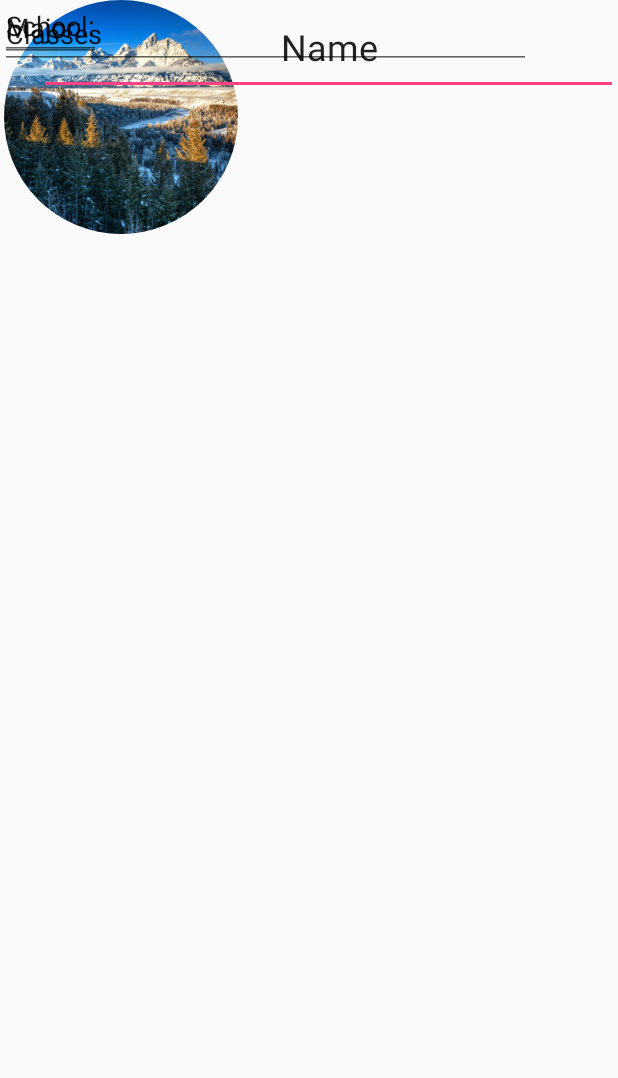
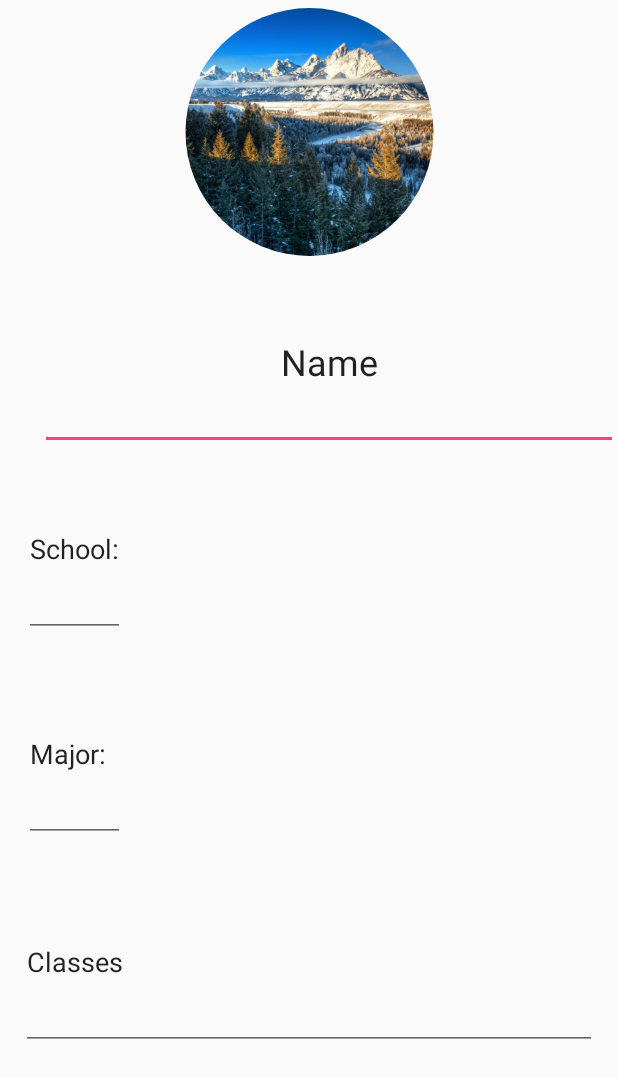
Before and after one commit to Amuff1n/Study-Buddy, an Android app: the layout content_profile.xml on its own in the app's theme, with its tools: preview values and no code run, on a phone screen of 412 x 824 dp. Shown: the top 1078 px of the screen. Run offline under Robolectric (Android 15) with nearby library versions, the phone set to English and light mode, and no system bars.

Commit message:
Dynamic profile loading from user info

```diff
--- a/app/src/main/java/com/studybuddy/studybuddy/ProfileActivity.java
+++ b/app/src/main/java/com/studybuddy/studybuddy/ProfileActivity.java
@@ -1,13 +1,19 @@
 package com.studybuddy.studybuddy;
 
+import android.content.Intent;
 import android.os.Bundle;
-import android.support.design.widget.FloatingActionButton;
-import android.support.design.widget.Snackbar;
 import android.support.v7.app.AppCompatActivity;
 import android.support.v7.widget.Toolbar;
-import android.view.View;
+import android.widget.TextView;
+
+import com.google.firebase.auth.FirebaseAuth;
+import com.google.firebase.auth.FirebaseUser;
+
 
 public class ProfileActivity extends AppCompatActivity {
+    private FirebaseAuth mAuth;
+    private TextView mEmailTextView;
+    private TextView mUidTextView;
 
     @Override
     protected void onCreate(Bundle savedInstanceState) {
@@ -15,6 +21,25 @@ public class ProfileActivity extends AppCompatActivity {
         setContentView(R.layout.activity_profile);
         Toolbar toolbar = (Toolbar) findViewById(R.id.toolbar);
         setSupportActionBar(toolbar);
+
+        mAuth = FirebaseAuth.getInstance();
+        if(mAuth.getCurrentUser() != null) {
+            startActivity(new Intent(getApplicationContext(), Home.class));
+            finish();
+        }
+
+        //TODO currently these textviews show incorrect demo information
+        mEmailTextView = findViewById(R.id.profile_name);
+        mUidTextView = findViewById(R.id.profile_classes);
+    }  // void onCreate()
+
+    private void updateUI(FirebaseUser user) {
+        if(user != null) {
+            mEmailTextView.setText(getString(R.string.firebase_status_fmt, user.getEmail()));
+            mUidTextView.setText(getString(R.string.firebase_status_fmt, user.getUid()));
+        }
+        else {
+            mEmailTextView.setText("Nobody's logged in!");
+        }
     }
-
-}
+}  // class ProfileActivity
--- a/app/src/main/res/layout/content_profile.xml
+++ b/app/src/main/res/layout/content_profile.xml
@@ -9,52 +9,84 @@
     tools:showIn="@layout/activity_profile">
 
     <de.hdodenhof.circleimageview.CircleImageView
-        android:id="@+id/imageView"
-        android:layout_width="161dp"
-        android:layout_height="156dp"
+        android:id="@+id/profile_image"
+        android:layout_width="203dp"
+        android:layout_height="165dp"
+        android:layout_marginBottom="12dp"
+        android:layout_marginTop="5dp"
         android:src="@drawable/ansel_adams_snake_river_grand"
-        tools:layout_editor_absoluteX="112dp"
-        tools:layout_editor_absoluteY="5dp" />
+        app:layout_constraintBottom_toTopOf="@+id/profile_name"
+        app:layout_constraintEnd_toEndOf="parent"
+        app:layout_constraintStart_toStartOf="parent"
+        app:layout_constraintTop_toTopOf="parent" />
 
     <EditText
-        android:id="@+id/editText"
+        android:id="@+id/profile_name"
         android:layout_width="385dp"
-        android:layout_height="63dp"
+        android:layout_height="0dp"
+        android:layout_marginBottom="8dp"
         android:ems="10"
         android:inputType="textPersonName"
         android:text="@string/profile_label_name"
         android:textAlignment="center"
         android:textAppearance="@style/TextAppearance.AppCompat.Headline"
+        app:layout_constraintBottom_toTopOf="@+id/profile_school"
         app:layout_constraintEnd_toEndOf="parent"
-        tools:layout_editor_absoluteY="173dp" />
+        app:layout_constraintTop_toBottomOf="@+id/profile_image" />
 
     <EditText
-        android:id="@+id/editText2"
-        android:layout_width="67dp"
-        android:layout_height="40dp"
+        android:id="@+id/profile_school"
+        android:layout_width="0dp"
+        android:layout_height="0dp"
+        android:layout_marginBottom="19dp"
         android:ems="10"
         android:inputType="textPersonName"
         android:text="@string/profile_label_school"
-        tools:layout_editor_absoluteX="16dp"
-        tools:layout_editor_absoluteY="244dp" />
+        app:layout_constraintBottom_toTopOf="@+id/profile_major"
+        app:layout_constraintEnd_toEndOf="@+id/profile_major"
+        app:layout_constraintStart_toStartOf="@+id/profile_major"
+        app:layout_constraintTop_toBottomOf="@+id/profile_name" />
 
     <EditText
-        android:id="@+id/editText3"
+        android:id="@+id/profile_major"
         android:layout_width="67dp"
-        android:layout_height="41dp"
+        android:layout_height="0dp"
+        android:layout_marginBottom="22dp"
+        android:layout_marginStart="16dp"
         android:ems="10"
         android:inputType="textPersonName"
         android:text="@string/profile_label_major"
-        tools:layout_editor_absoluteX="16dp"
-        tools:layout_editor_absoluteY="303dp" />
+        app:layout_constraintBottom_toTopOf="@+id/profile_classes_label"
+        app:layout_constraintStart_toStartOf="parent"
+        app:layout_constraintTop_toBottomOf="@+id/profile_school" />
 
     <EditText
-        android:id="@+id/editText4"
-        android:layout_width="354dp"
-        android:layout_height="46dp"
+        android:id="@+id/profile_classes_label"
+        android:layout_width="0dp"
+        android:layout_height="0dp"
+        android:layout_marginBottom="124dp"
+        android:layout_marginEnd="14dp"
+        android:layout_marginStart="14dp"
         android:ems="10"
         android:inputType="textMultiLine"
         android:text="@string/profile_label_classes"
-        tools:layout_editor_absoluteX="16dp"
-        tools:layout_editor_absoluteY="366dp" />
+        app:layout_constraintBottom_toBottomOf="parent"
+        app:layout_constraintEnd_toEndOf="parent"
+        app:layout_constraintHorizontal_bias="0.0"
+        app:layout_constraintStart_toStartOf="parent"
+        app:layout_constraintTop_toBottomOf="@+id/profile_major" />
+
+    <TextView
+        android:id="@+id/profile_classes"
+        android:layout_width="353dp"
+        android:layout_height="76dp"
+        android:layout_marginBottom="8dp"
+        android:layout_marginEnd="8dp"
+        android:layout_marginStart="8dp"
+        android:layout_marginTop="8dp"
+        app:layout_constraintBottom_toBottomOf="parent"
+        app:layout_constraintEnd_toEndOf="parent"
+        app:layout_constraintStart_toStartOf="parent"
+        app:layout_constraintTop_toBottomOf="@+id/profile_classes_label"
+        app:layout_constraintVertical_bias="0.093" />
 </android.support.constraint.ConstraintLayout>
```
